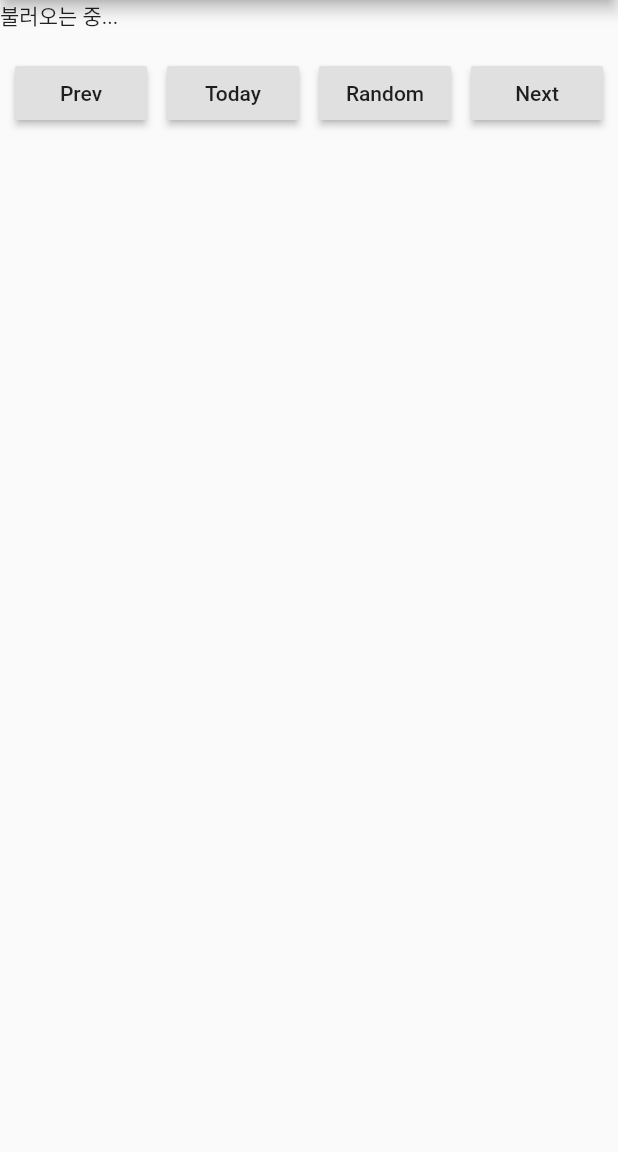
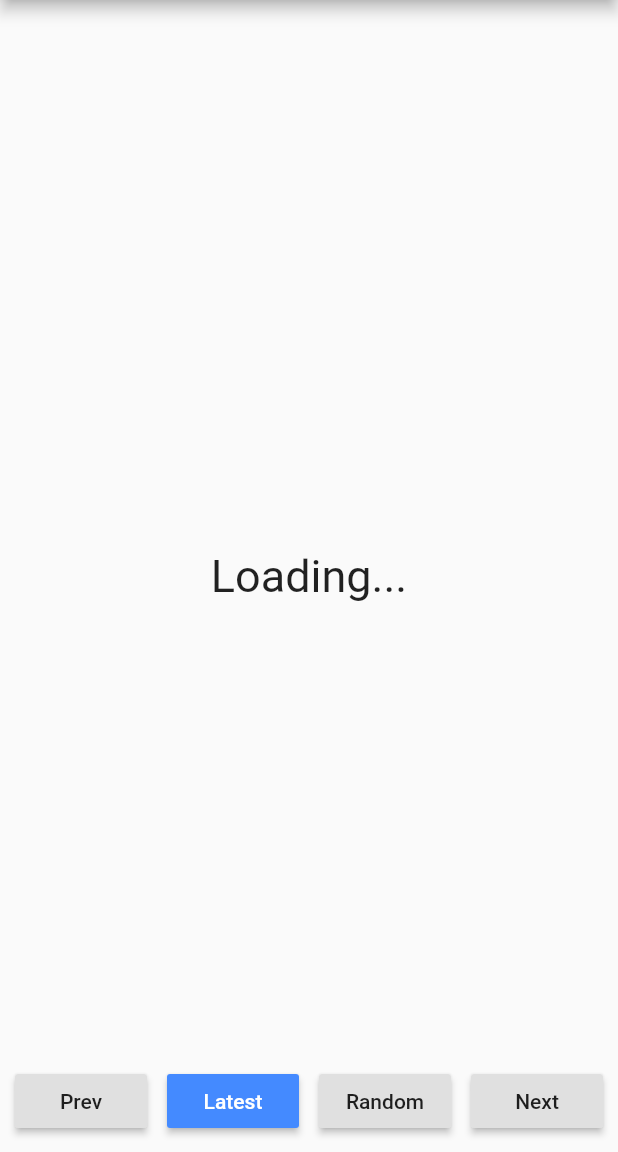
Before and after one commit to ChangJoo-Park/flutter-xkcd-viewer, a Flutter app: the screen it shows after launch, on a phone screen of 412 x 824 dp, the part 84-1236 px from its top. Run offline on Flutter 3.47's test engine with Material 2 defaults, Android fonts, the phone set to English and light mode, and no system bars; our stand-ins replace photo_view; network calls fail.

Commit message:
Update loading and title position

```diff
--- a/lib/main.dart
+++ b/lib/main.dart
@@ -28,6 +28,7 @@ class Xkcd {
     this.img = item['img'];
     this.title = item['title'];
     this.day = item['day'];
+    this.transcript = item['transcript'];
   }
 }
 
@@ -131,18 +132,45 @@ class _MyHomePageState extends State<MyHomePage> {
           child: Stack(
         children: <Widget>[
           isLoading
-              ? Text("불러오는 중...")
+              ? Center(
+                  child: Text(
+                    "Loading...",
+                    style: TextStyle(
+                      fontWeight: FontWeight.normal,
+                      fontSize: 30,
+                    ),
+                  ),
+                )
               : PhotoView(
                   backgroundColor: Colors.white,
                   imageProvider: NetworkImage(item.img),
                 ),
           Column(
+            mainAxisSize: MainAxisSize.max,
+            mainAxisAlignment: MainAxisAlignment.end,
             children: <Widget>[
-              Padding(
+              Container(
                 padding: EdgeInsets.all(10),
-                child: Card(
-                  child: isLoading ? null : Text(title),
-                ),
+                child: isLoading
+                    ? null
+                    : Column(
+                        children: <Widget>[
+                          Text(
+                            '${this.item.num} - ${this.item.title}',
+                            style: TextStyle(
+                              fontSize: 20,
+                              fontWeight: FontWeight.bold,
+                            ),
+                          ),
+                          Text(
+                            '${item.day}/${item.month}/${item.year}',
+                            style: TextStyle(
+                              fontSize: 14,
+                              fontWeight: FontWeight.normal,
+                            ),
+                          ),
+                        ],
+                      ),
               ),
               Padding(
                 padding: EdgeInsets.all(10),
@@ -155,8 +183,14 @@ class _MyHomePageState extends State<MyHomePage> {
                       onPressed: _getPrev,
                     ),
                     RaisedButton(
-                      child: Text('Today'),
+                      child: Text(
+                        'Latest',
+                        style: TextStyle(
+                          color: Colors.white,
+                        ),
+                      ),
                       onPressed: _requestItem,
+                      color: Colors.blueAccent,
                     ),
                     RaisedButton(
                       child: Text('Random'),
```
